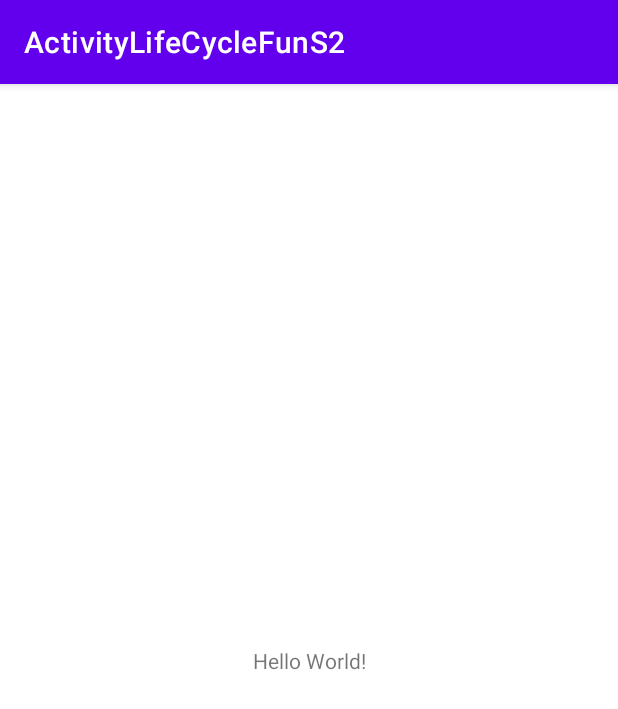
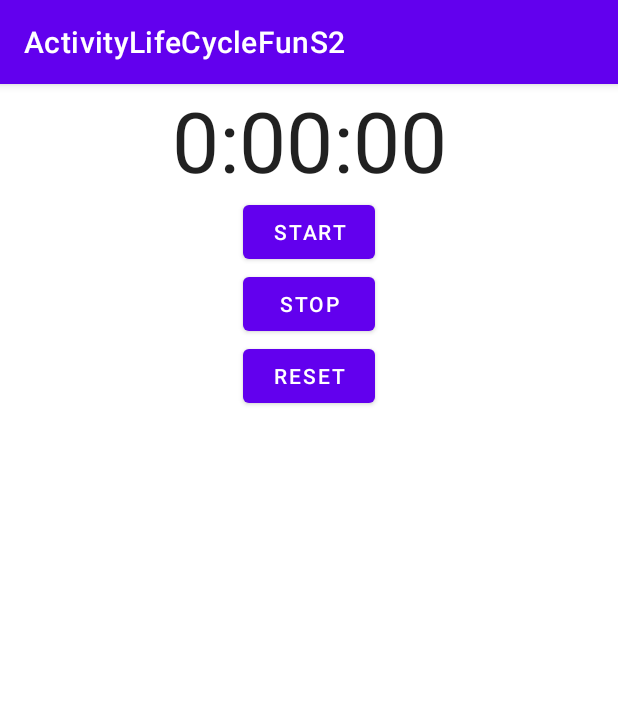
Before and after one commit to GonzagaCPSC312/ActivityLifeCycleFunS2, an Android app: the screen it shows after launch (MainActivity), on a phone screen of 412 x 824 dp. Shown: the top 709 px of the screen. Run offline under Robolectric (Android 15) with nearby library versions, the phone set to English and light mode, and no system bars.

Commit message:
initial 2

```diff
--- a/app/src/main/java/com/sprint/gina/activitylifecyclefuns2/MainActivity.java
+++ b/app/src/main/java/com/sprint/gina/activitylifecyclefuns2/MainActivity.java
@@ -1,14 +1,83 @@
 package com.sprint.gina.activitylifecyclefuns2;
+
+/*
+ * This code is adapted from source code written by Griffiths and Griffiths
+ * https://dogriffiths.github.io/HeadFirstAndroid/#/
+ */
+
+import android.os.Handler;
+import android.os.Bundle;
+import android.view.View;
+import android.widget.TextView;
+
+import java.util.Locale;
 
 import androidx.appcompat.app.AppCompatActivity;
 
-import android.os.Bundle;
-
 public class MainActivity extends AppCompatActivity {
+    // count the number of seconds that have passed
+    private int seconds = 0;
+    // accumulate seconds?
+    private boolean running = false;
 
     @Override
     protected void onCreate(Bundle savedInstanceState) {
         super.onCreate(savedInstanceState);
         setContentView(R.layout.activity_main);
+
+        // BE AWARE OF THE ACTIVITY LIFECYCLE
+
+
+        // start the timer. we only update seconds if running is true though
+        runTimer();
+    }
+
+    // startButton click handler
+    public void onClickStart(View view) {
+        running = true;
+    }
+
+    // stopButton click handler
+    public void onClickStop(View view) {
+        running = false;
+    }
+
+    // resetButton click handler
+    public void onClickReset(View view) {
+        running = false;
+        seconds = 0;
+    }
+
+    // method to start the timer using a Handler
+    // read more about Handlers here: https://developer.android.com/reference/android/os/Handler.html
+    private void runTimer() {
+        final TextView timeView = (TextView) findViewById(R.id.timeTextView);
+        final Handler handler = new Handler();
+        // the Runnable interface contains a single method, run()
+        // post means run this code immediately
+        handler.post(new Runnable() {
+            @Override
+            public void run() {
+                int hours = seconds / 3600;
+                int minutes = (seconds % 3600) / 60;
+                int secs = seconds % 60;
+
+                // format the seconds in H:mm:ss format
+                String time = String.format(Locale.getDefault(),
+                        "%d:%02d:%02d", hours, minutes, secs);
+
+                // update the textview
+                timeView.setText(time);
+                // update seconds if we are in a running state
+                if (running) {
+                    seconds++;
+                }
+                // postDelayed means run this code after a delay of 1000 milliseconds
+                // 1 second = 1000 milliseconds
+                handler.postDelayed(this, 1000);
+                // this method will keep getting called while this Activity is running
+            }
+        });
+
     }
 }
--- a/app/src/main/res/layout/activity_main.xml
+++ b/app/src/main/res/layout/activity_main.xml
@@ -7,12 +7,57 @@
     tools:context=".MainActivity">
 
     <TextView
+        android:id="@+id/timeTextView"
+        android:layout_width="0dp"
+        android:layout_height="wrap_content"
+        android:layout_gravity="center_horizontal"
+        android:layout_marginStart="16dp"
+        android:layout_marginEnd="16dp"
+        android:textAlignment="center"
+        android:textAllCaps="false"
+        android:textAppearance="@android:style/TextAppearance.Large"
+        android:textSize="56sp"
+        app:layout_constraintBottom_toTopOf="@+id/startButton"
+        app:layout_constraintEnd_toEndOf="parent"
+        app:layout_constraintStart_toStartOf="parent"
+        app:layout_constraintTop_toTopOf="parent" />
+
+    <Button
+        android:id="@+id/startButton"
         android:layout_width="wrap_content"
         android:layout_height="wrap_content"
-        android:text="Hello World!"
-        app:layout_constraintBottom_toBottomOf="parent"
-        app:layout_constraintLeft_toLeftOf="parent"
-        app:layout_constraintRight_toRightOf="parent"
-        app:layout_constraintTop_toTopOf="parent" />
+        android:layout_gravity="center_horizontal"
+        android:onClick="onClickStart"
+        android:text="Start"
+        app:layout_constraintBottom_toTopOf="@+id/stopButton"
+        app:layout_constraintEnd_toEndOf="@+id/timeTextView"
+        app:layout_constraintHorizontal_bias="0.5"
+        app:layout_constraintStart_toStartOf="@+id/timeTextView"
+        app:layout_constraintTop_toBottomOf="@+id/timeTextView" />
+
+    <Button
+        android:id="@+id/stopButton"
+        android:layout_width="wrap_content"
+        android:layout_height="wrap_content"
+        android:layout_gravity="center_horizontal"
+        android:onClick="onClickStop"
+        android:text="Stop"
+        app:layout_constraintBottom_toTopOf="@+id/resetButton"
+        app:layout_constraintEnd_toEndOf="@+id/startButton"
+        app:layout_constraintHorizontal_bias="0.5"
+        app:layout_constraintStart_toStartOf="@+id/startButton"
+        app:layout_constraintTop_toBottomOf="@+id/startButton" />
+
+    <Button
+        android:id="@+id/resetButton"
+        android:layout_width="wrap_content"
+        android:layout_height="wrap_content"
+        android:layout_gravity="center_horizontal"
+        android:onClick="onClickReset"
+        android:text="Reset"
+        app:layout_constraintEnd_toEndOf="@+id/stopButton"
+        app:layout_constraintHorizontal_bias="0.5"
+        app:layout_constraintStart_toStartOf="@+id/stopButton"
+        app:layout_constraintTop_toBottomOf="@+id/stopButton" />
 
 </androidx.constraintlayout.widget.ConstraintLayout>
```
